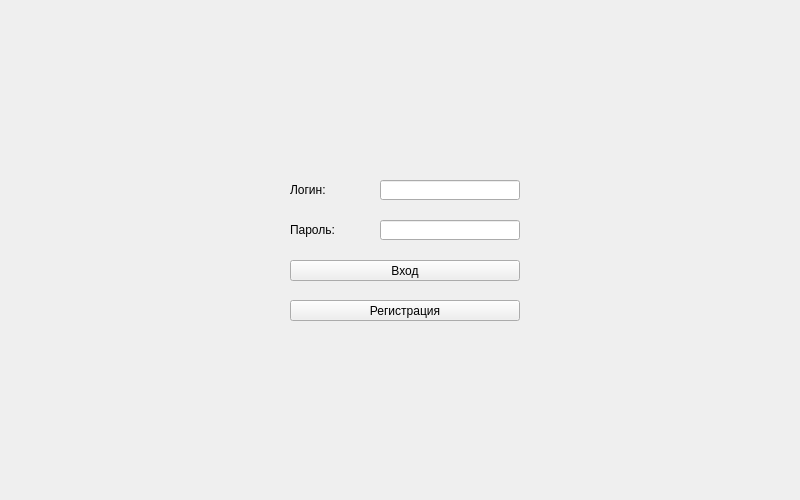
Above: login.ui from underleak/fetchmail before the change. Below: the same form after it.
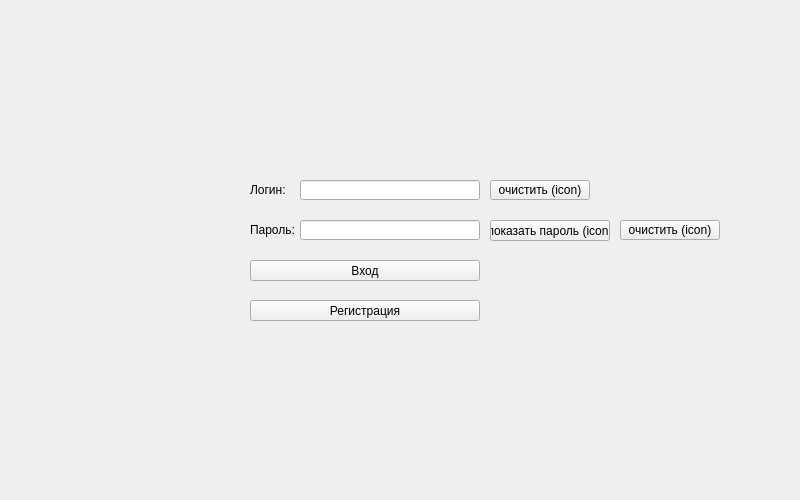
That is the form after the change.

```diff
--- a/login.ui
+++ b/login.ui
@@ -14,30 +14,23 @@
    <string>Login</string>
   </property>
   <widget class="QWidget" name="centralwidget">
-   <widget class="QLineEdit" name="lineEdit">
+   <widget class="QPushButton" name="pushButton_2">
     <property name="geometry">
      <rect>
-      <x>380</x>
-      <y>220</y>
-      <width>140</width>
-      <height>20</height>
+      <x>250</x>
+      <y>300</y>
+      <width>230</width>
+      <height>21</height>
      </rect>
     </property>
-   </widget>
-   <widget class="QLineEdit" name="lineEdit_2">
-    <property name="geometry">
-     <rect>
-      <x>380</x>
-      <y>180</y>
-      <width>140</width>
-      <height>20</height>
-     </rect>
+    <property name="text">
+     <string>Регистрация</string>
     </property>
    </widget>
    <widget class="QLabel" name="label">
     <property name="geometry">
      <rect>
-      <x>290</x>
+      <x>250</x>
       <y>180</y>
       <width>47</width>
       <height>20</height>
@@ -47,23 +40,10 @@
      <string>Логин:</string>
     </property>
    </widget>
-   <widget class="QLabel" name="label_2">
-    <property name="geometry">
-     <rect>
-      <x>290</x>
-      <y>220</y>
-      <width>47</width>
-      <height>20</height>
-     </rect>
-    </property>
-    <property name="text">
-     <string>Пароль:</string>
-    </property>
-   </widget>
    <widget class="QPushButton" name="pushButton">
     <property name="geometry">
      <rect>
-      <x>290</x>
+      <x>250</x>
       <y>260</y>
       <width>230</width>
       <height>21</height>
@@ -73,17 +53,76 @@
      <string>Вход</string>
     </property>
    </widget>
-   <widget class="QPushButton" name="pushButton_2">
+   <widget class="QPushButton" name="pushButton_5">
     <property name="geometry">
      <rect>
-      <x>290</x>
-      <y>300</y>
-      <width>230</width>
+      <x>490</x>
+      <y>220</y>
+      <width>120</width>
       <height>21</height>
      </rect>
     </property>
     <property name="text">
-     <string>Регистрация</string>
+     <string>показать пароль (icon)</string>
+    </property>
+   </widget>
+   <widget class="QLineEdit" name="lineEdit_2">
+    <property name="geometry">
+     <rect>
+      <x>300</x>
+      <y>180</y>
+      <width>180</width>
+      <height>20</height>
+     </rect>
+    </property>
+   </widget>
+   <widget class="QLabel" name="label_2">
+    <property name="geometry">
+     <rect>
+      <x>250</x>
+      <y>220</y>
+      <width>47</width>
+      <height>20</height>
+     </rect>
+    </property>
+    <property name="text">
+     <string>Пароль:</string>
+    </property>
+   </widget>
+   <widget class="QPushButton" name="pushButton_3">
+    <property name="geometry">
+     <rect>
+      <x>490</x>
+      <y>180</y>
+      <width>100</width>
+      <height>20</height>
+     </rect>
+    </property>
+    <property name="text">
+     <string>очистить (icon)</string>
+    </property>
+   </widget>
+   <widget class="QLineEdit" name="lineEdit">
+    <property name="geometry">
+     <rect>
+      <x>300</x>
+      <y>220</y>
+      <width>180</width>
+      <height>20</height>
+     </rect>
+    </property>
+   </widget>
+   <widget class="QPushButton" name="pushButton_4">
+    <property name="geometry">
+     <rect>
+      <x>620</x>
+      <y>220</y>
+      <width>100</width>
+      <height>20</height>
+     </rect>
+    </property>
+    <property name="text">
+     <string>очистить (icon)</string>
     </property>
    </widget>
   </widget>
```
